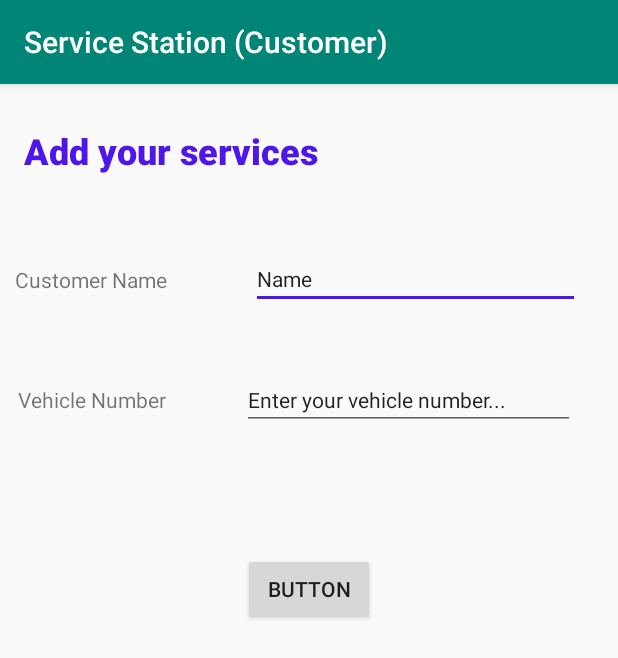
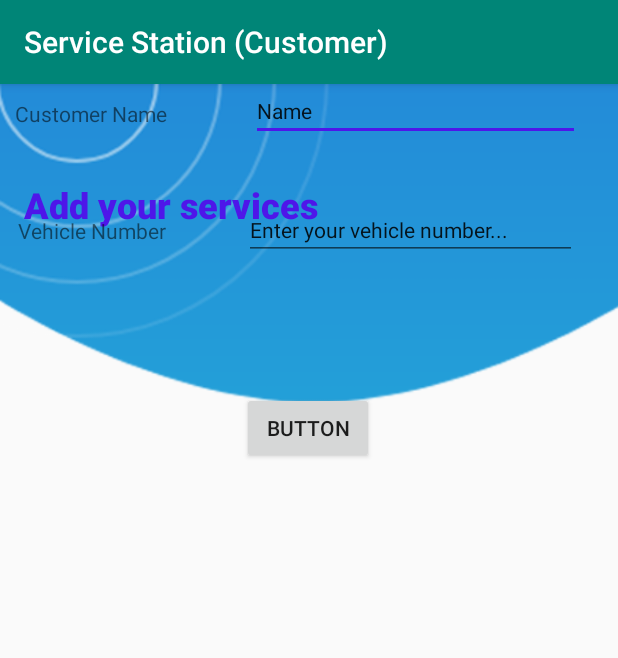
Before and after one commit to The-Alpha-x/MAD-vehicle-station-app, an Android app: the screen it shows after launch (MainActivity), on a phone screen of 412 x 824 dp. Shown: the top 658 px of the screen. Run offline under Robolectric (Android 15) with nearby library versions, the phone set to English and light mode, and no system bars.

Commit message:
backgroung images add

```diff
--- a/app/src/main/res/layout/activity_main.xml
+++ b/app/src/main/res/layout/activity_main.xml
@@ -4,6 +4,7 @@
     xmlns:tools="http://schemas.android.com/tools"
     android:layout_width="match_parent"
     android:layout_height="match_parent"
+    android:background="@drawable/bgapp"
     tools:context=".MainActivity">
 
     <TextView
@@ -11,7 +12,7 @@
         android:layout_width="wrap_content"
         android:layout_height="wrap_content"
         android:layout_marginStart="16dp"
-        android:layout_marginTop="28dp"
+        android:layout_marginTop="64dp"
         android:fontFamily="sans-serif-black"
         android:text="@string/Title"
         android:textColor="@color/colorAccent"
@@ -24,21 +25,19 @@
         android:layout_width="wrap_content"
         android:layout_height="wrap_content"
         android:layout_marginStart="16dp"
-        android:layout_marginTop="60dp"
         android:layout_marginEnd="16dp"
         android:text="@string/name_label"
         android:textSize="14dp"
+        app:layout_constraintBaseline_toBaselineOf="@+id/editText"
         app:layout_constraintEnd_toStartOf="@+id/editText"
         app:layout_constraintHorizontal_bias="0.244"
-        app:layout_constraintStart_toStartOf="parent"
-        app:layout_constraintTop_toBottomOf="@+id/textView" />
+        app:layout_constraintStart_toStartOf="parent" />
 
     <EditText
         android:id="@+id/editText"
         android:layout_width="219dp"
         android:layout_height="38dp"
         android:layout_marginStart="40dp"
-        android:layout_marginTop="51dp"
         android:layout_marginEnd="32dp"
         android:height="100dp"
         android:ems="10"
@@ -47,32 +46,30 @@
         android:textSize="14dp"
         app:layout_constraintEnd_toEndOf="parent"
         app:layout_constraintStart_toEndOf="@+id/textView2"
-        app:layout_constraintTop_toBottomOf="@+id/textView" />
+        tools:layout_editor_absoluteY="229dp" />
 
     <TextView
         android:id="@+id/textView3"
         android:layout_width="wrap_content"
         android:layout_height="wrap_content"
         android:layout_marginStart="12dp"
-        android:layout_marginBottom="8dp"
         android:text="@string/vehicleNo_label"
-        app:layout_constraintBottom_toTopOf="@+id/button"
-        app:layout_constraintStart_toStartOf="parent"
-        app:layout_constraintTop_toBottomOf="@+id/textView2"
-        app:layout_constraintVertical_bias="0.417" />
+        app:layout_constraintBaseline_toBaselineOf="@+id/editText2"
+        app:layout_constraintStart_toStartOf="parent" />
 
     <EditText
         android:id="@+id/editText2"
         android:layout_width="222dp"
         android:layout_height="39dp"
         android:layout_marginStart="49dp"
-        android:layout_marginTop="41dp"
+        android:layout_marginTop="40dp"
         android:layout_marginEnd="27dp"
         android:ems="10"
         android:inputType="textPersonName"
         android:text="@string/vehicleNo_txt"
         android:textSize="14dp"
         app:layout_constraintEnd_toEndOf="parent"
+        app:layout_constraintHorizontal_bias="1.0"
         app:layout_constraintStart_toEndOf="@+id/textView3"
         app:layout_constraintTop_toBottomOf="@+id/editText" />
 
@@ -80,10 +77,11 @@
         android:id="@+id/button"
         android:layout_width="wrap_content"
         android:layout_height="wrap_content"
-        android:layout_marginTop="82dp"
+        android:layout_marginTop="88dp"
         android:onClick="onButtonClick"
         android:text="Button"
         app:layout_constraintEnd_toEndOf="parent"
+        app:layout_constraintHorizontal_bias="0.498"
         app:layout_constraintStart_toStartOf="parent"
         app:layout_constraintTop_toBottomOf="@+id/editText2" />
 </android.support.constraint.ConstraintLayout>
```
